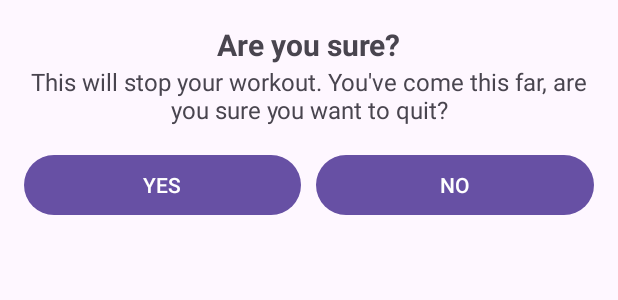
After one commit to Khavi18/WorkoutAppKotlin, an Android app: the layout dialog_custom_back_confirmation.xml on its own in the app's theme, with its tools: preview values and no code run, on a phone screen of 412 x 824 dp. The commit adds this screen. Shown: the top 300 px of the screen. Run offline under Robolectric (Android 15) with nearby library versions, the phone set to English and light mode, and no system bars.

Commit message:
feat: add custom dialog to back button

```diff
--- a/app/src/main/res/layout/activity_finish.xml
+++ b/app/src/main/res/layout/activity_finish.xml
@@ -8,6 +8,12 @@
     android:orientation="vertical"
     android:gravity="center_horizontal"
     tools:context=".FinishActivity">
+
+    <androidx.appcompat.widget.Toolbar
+        android:id="@+id/toolbar_finish_activity"
+        android:layout_width="match_parent"
+        android:layout_height="?android:attr/actionBarSize"
+        android:background="#FFFFFF" />
 
     <TextView
         android:layout_width="wrap_content"
--- /dev/null
+++ b/app/src/main/res/layout/dialog_custom_back_confirmation.xml
@@ -0,0 +1,46 @@
+<?xml version="1.0" encoding="utf-8"?>
+<LinearLayout xmlns:android="http://schemas.android.com/apk/res/android"
+    android:layout_width="match_parent"
+    android:layout_height="wrap_content"
+    android:gravity="center"
+    android:orientation="vertical"
+    android:padding="16dp">
+
+    <TextView
+        android:layout_width="wrap_content"
+        android:layout_height="wrap_content"
+        android:text="@string/are_you_sure"
+        android:textStyle="bold"
+        android:textSize="20sp"/>
+
+    <TextView
+        android:layout_width="wrap_content"
+        android:layout_height="wrap_content"
+        android:text="@string/this_will_stop_your_workout_you_ve_come_this_far_are_you_sure_you_want_to_quit"
+        android:textSize="16sp"
+        android:textAlignment="center"/>
+
+    <LinearLayout
+        android:layout_width="match_parent"
+        android:layout_height="wrap_content"
+        android:layout_marginTop="15dp"
+        android:orientation="horizontal"
+        android:gravity="center">
+
+        <Button
+            android:id="@+id/btnYes"
+            android:layout_width="wrap_content"
+            android:layout_height="wrap_content"
+            android:layout_marginEnd="10dp"
+            android:layout_weight="1"
+            android:text="@string/yes"/>
+
+        <Button
+            android:id="@+id/btnNo"
+            android:layout_width="wrap_content"
+            android:layout_height="wrap_content"
+            android:layout_weight="1"
+            android:text="@string/no"/>
+    </LinearLayout>
+
+</LinearLayout>
--- a/app/src/main/res/values/strings.xml
+++ b/app/src/main/res/values/strings.xml
@@ -8,4 +8,8 @@
     <string name="congratulations">Congratulations!</string>
     <string name="you_have_completed_the_workout">You have completed the workout!</string>
     <string name="finish">FINISH</string>
+    <string name="are_you_sure">Are you sure?</string>
+    <string name="this_will_stop_your_workout_you_ve_come_this_far_are_you_sure_you_want_to_quit">This will stop your workout. You\'ve come this far, are you sure you want to quit?</string>
+    <string name="yes">YES</string>
+    <string name="no">NO</string>
 </resources>
```
Also changed, not shown: app/src/main/java/com/example/workoutappkotlin/ExerciseActivity.kt (+18 -1 lines), app/src/main/java/com/example/workoutappkotlin/FinishActivity.kt (+8 -1 lines).
